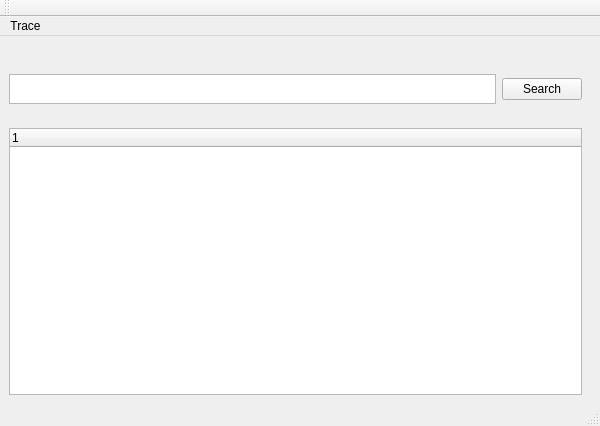
Qt form QtWidgetsApplication1.ui (stefanzweig/qt_trace) before a commit.
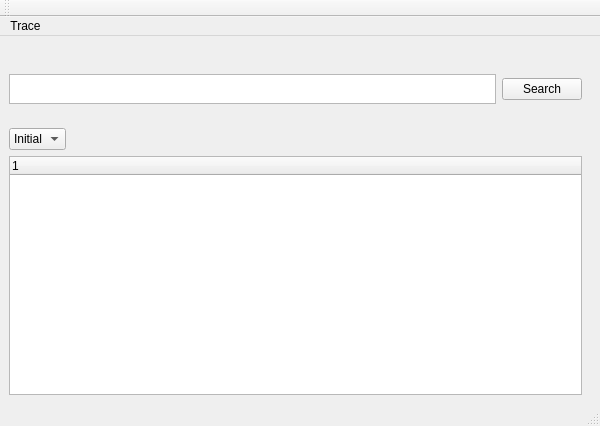
The same form after that commit.

Commit message: switch headers

Patch:
```diff
--- a/QtWidgetsApplication1.ui
+++ b/QtWidgetsApplication1.ui
@@ -186,7 +186,48 @@
                   <verstretch>15</verstretch>
                  </sizepolicy>
                 </property>
-                <layout class="QHBoxLayout" name="hLayout_2">
+                <layout class="QVBoxLayout" name="hLayout_2">
+                 <item>
+                  <layout class="QHBoxLayout" name="horizontalLayout_6">
+                   <item>
+                    <widget class="QComboBox" name="comboBox">
+                     <item>
+                      <property name="text">
+                       <string>Initial</string>
+                      </property>
+                     </item>
+                     <item>
+                      <property name="text">
+                       <string>CAN</string>
+                      </property>
+                     </item>
+                     <item>
+                      <property name="text">
+                       <string>LIN</string>
+                      </property>
+                     </item>
+                     <item>
+                      <property name="text">
+                       <string>ETH</string>
+                      </property>
+                     </item>
+                    </widget>
+                   </item>
+                   <item>
+                    <spacer name="horizontalSpacer_2">
+                     <property name="orientation">
+                      <enum>Qt::Horizontal</enum>
+                     </property>
+                     <property name="sizeHint" stdset="0">
+                      <size>
+                       <width>40</width>
+                       <height>20</height>
+                      </size>
+                     </property>
+                    </spacer>
+                   </item>
+                  </layout>
+                 </item>
                  <item>
                   <widget class="QTreeWidget" name="treetrace">
                    <property name="sizePolicy">
```
Left out of the diff: 6 changed lines with no effect on the pictures. The commit also changes 2 other files.
